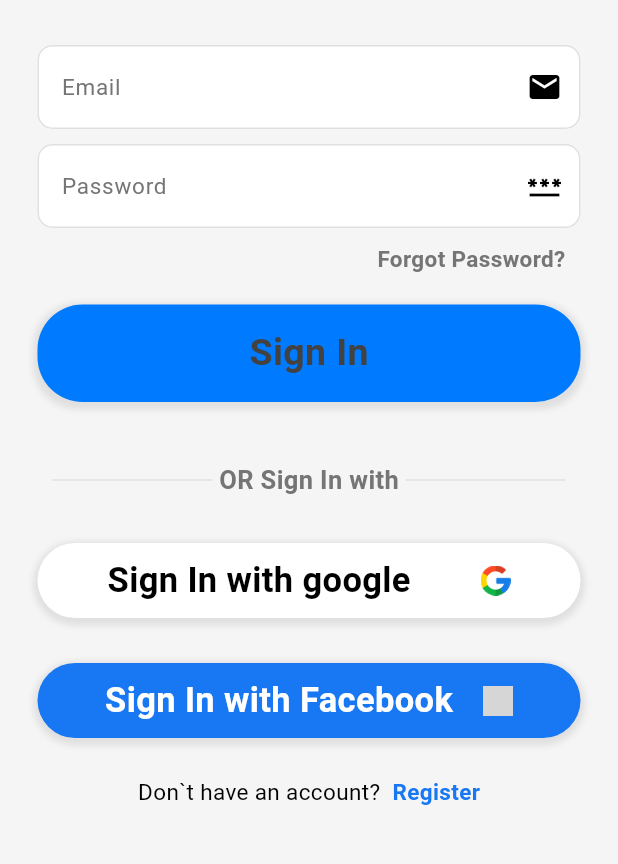
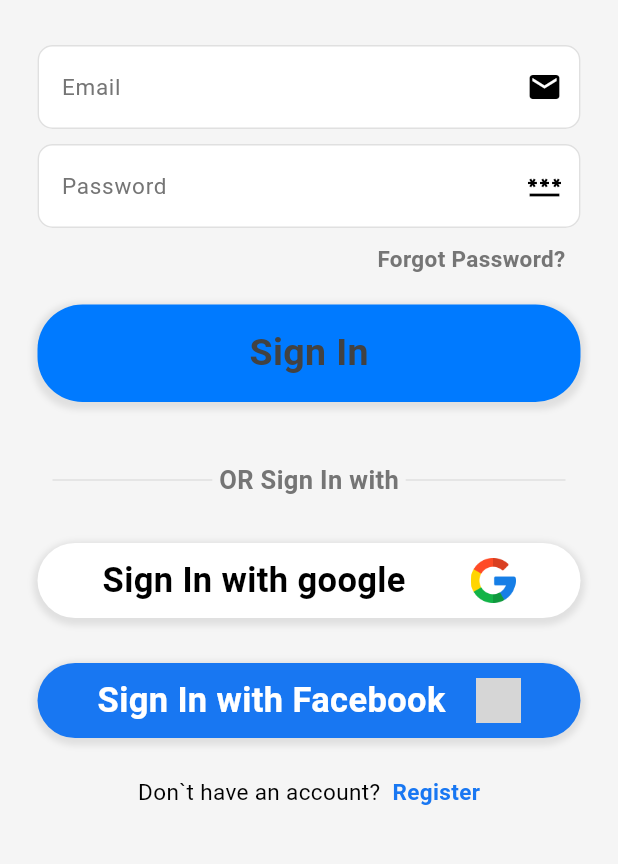
Before and after one commit to temmarshaker10/social_dz, a Flutter app: the screen it shows after launch, on a phone screen of 412 x 824 dp, the part 255-1119 px from its top. Run offline on Flutter 3.47's test engine with Material 3 defaults, Android fonts, the phone set to English and light mode, and no system bars; our stand-ins replace awesome_dialog, cloud_firestore, confetti, firebase_auth, firebase_core, firebase_storage and 4 more; accounts and stored records are empty; grey boxes are pictures that could not be loaded.

Commit message:
modified file: lib/components/google.dart

```diff
--- a/lib/components/facebook.dart
+++ b/lib/components/facebook.dart
@@ -41,7 +41,7 @@
             mainAxisAlignment: MainAxisAlignment.center,
             children: [
               Mytext(text: text, color: Colors.white, size: 23, isFight: true),
-              Image.asset(imagepath, height: 20),
+              Image.asset(imagepath, height: 30),
             ],
           ),
         ),
--- a/lib/components/google.dart
+++ b/lib/components/google.dart
@@ -42,7 +42,7 @@
             mainAxisAlignment: MainAxisAlignment.spaceEvenly,
             children: [
               Mytext(text: text, color: color, size: 23, isFight: true),
-              Image.asset(imagepath, height: 20),
+              Image.asset(imagepath, height: 30),
             ],
           ),
         ),
```
